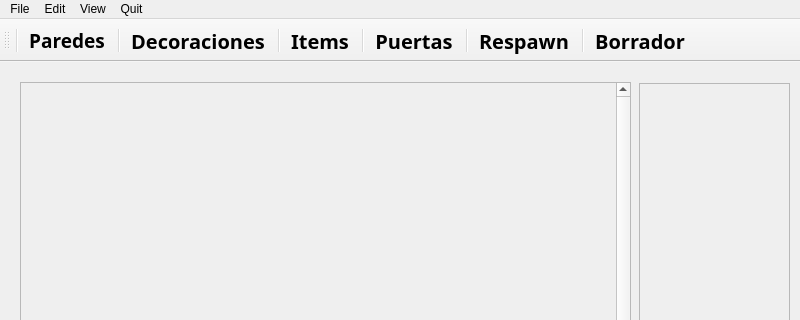
Qt form qt/editor/editor.ui (joaquinfontela/Wolfenstein-3D) before a commit; both pictures show x 0 to 800 and y 0 to 320 of the 800 by 609 pixel window.
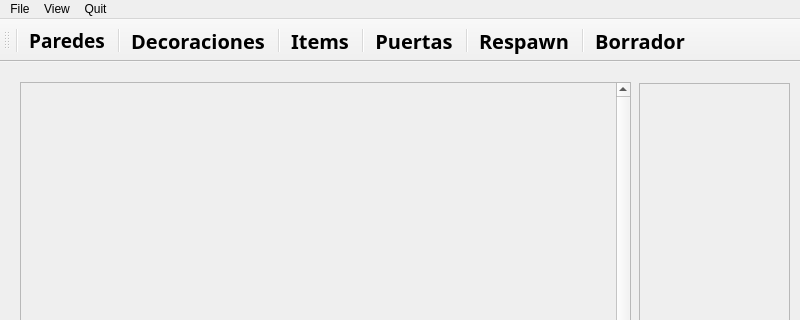
The same form after that commit. Icons and pictures are not drawn.

What changed in the file:
```diff
--- a/qt/editor/editor.ui
+++ b/qt/editor/editor.ui
@@ -103,15 +103,6 @@
     <addaction name="actionOpen"/>
     <addaction name="actionsafe"/>
    </widget>
-   <widget class="QMenu" name="menuEdit">
-    <property name="title">
-     <string>Edit</string>
-    </property>
-    <addaction name="actionCopy"/>
-    <addaction name="actionPaste"/>
-    <addaction name="actionUndo"/>
-    <addaction name="actionRedo"/>
-   </widget>
    <widget class="QMenu" name="menuBack_to_Manu">
     <property name="title">
      <string>Quit</string>
@@ -127,7 +118,6 @@
     <addaction name="actionZoom_out"/>
    </widget>
    <addaction name="menuFile"/>
-   <addaction name="menuEdit"/>
    <addaction name="menuView"/>
    <addaction name="menuBack_to_Manu"/>
   </widget>
```
Left out of the diff: 48 changed lines with no effect on the pictures.
